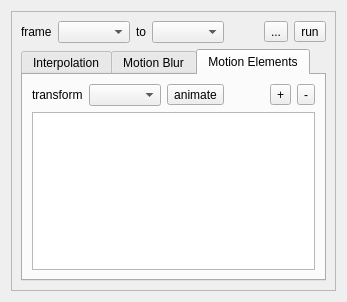
Qt form trunk/qosmic/ui/sheeploopwidget.ui (bitsed/qosmic) before a commit.
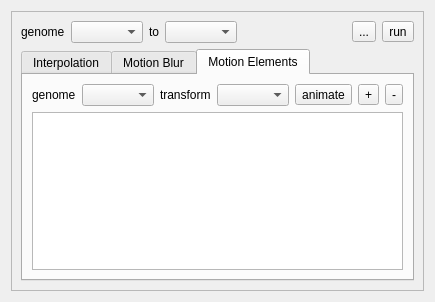
The same form after that commit. The open tabs and pages were chosen to show the change. Icons and pictures are not drawn. Custom widgets are drawn as their Qt base class.

Diff of the .ui file:
```diff
--- a/trunk/qosmic/ui/sheeploopwidget.ui
+++ b/trunk/qosmic/ui/sheeploopwidget.ui
@@ -6,7 +6,7 @@
    <rect>
     <x>0</x>
     <y>0</y>
-    <width>326</width>
+    <width>405</width>
     <height>279</height>
    </rect>
   </property>
@@ -37,7 +37,7 @@
            <string>temporal position of this genome in the animation sequence</string>
           </property>
           <property name="text">
-           <string>frame</string>
+           <string>genome</string>
           </property>
          </widget>
         </item>
@@ -144,7 +144,7 @@
            </widget>
           </item>
           <item row="0" column="4">
-           <widget class="QLabel" name="label_4">
+           <widget class="QLabel" name="label_frames">
             <property name="sizePolicy">
              <sizepolicy hsizetype="Preferred" vsizetype="Preferred">
               <horstretch>0</horstretch>
@@ -638,6 +638,16 @@
          <layout class="QVBoxLayout" name="verticalLayout_3">
           <item>
            <layout class="QHBoxLayout" name="horizontalLayout_2">
+            <item>
+             <widget class="QLabel" name="label_4">
+              <property name="text">
+               <string>genome</string>
+              </property>
+             </widget>
+            </item>
+            <item>
+             <widget class="QComboBox" name="m_genomeIdxBox"/>
+            </item>
             <item>
              <widget class="QLabel" name="label_9">
               <property name="text">
```
Left out of the diff: 7 changed lines with no effect on the pictures.
